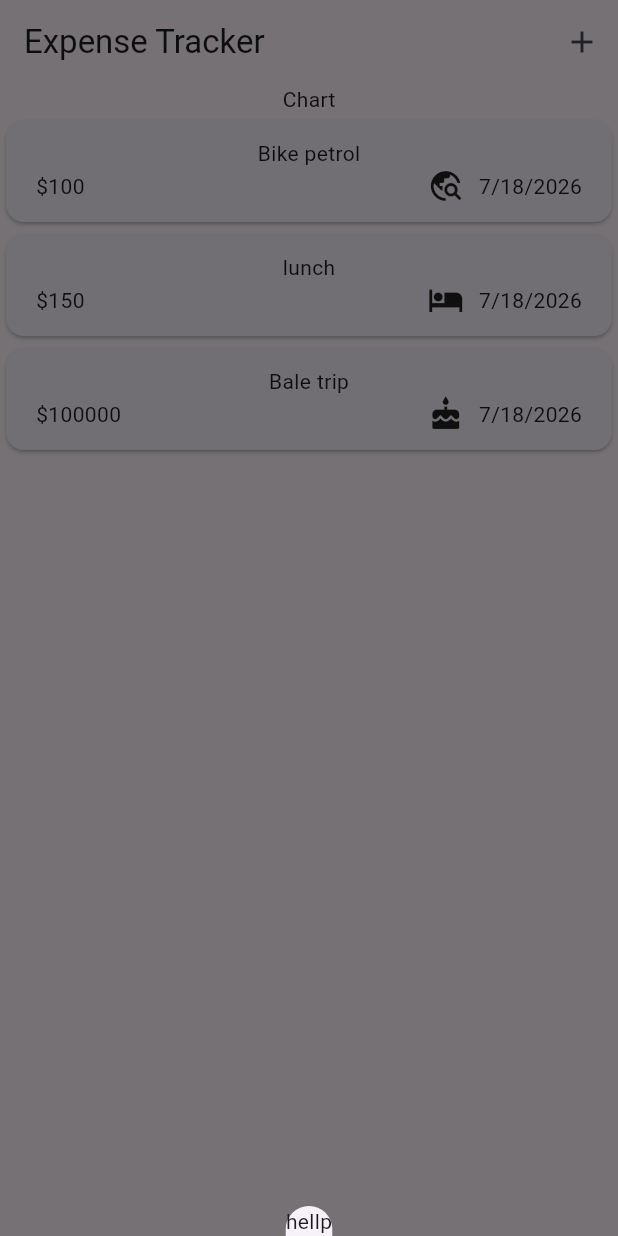
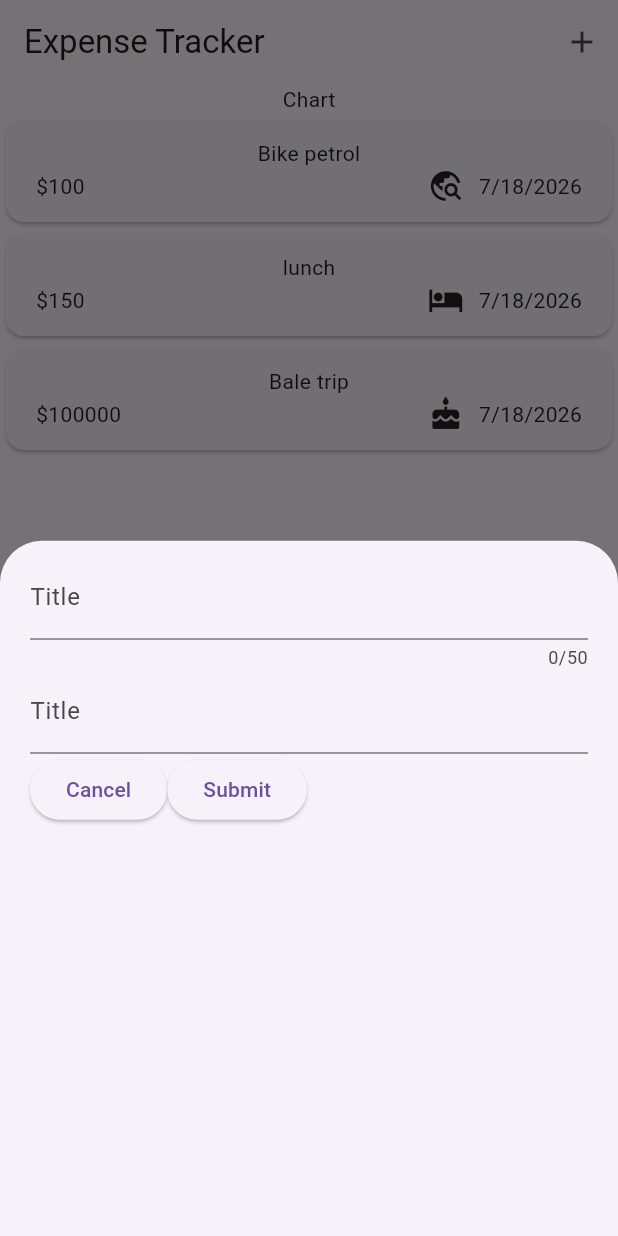
Before and after one commit to Venkatpublic/clipper, a Flutter app: the screen it shows after launch, after a tap on the "add" icon, on a phone screen of 412 x 824 dp. Run offline on Flutter 3.47's test engine with Material 3 defaults, Android fonts, the light colour scheme and no system bars; our stand-ins replace google_fonts.

Commit message:
LR: expense tracker IP

```diff
--- /dev/null
+++ b/lib/expense_tracker/add_expense.dart
@@ -0,0 +1,53 @@
+import 'package:flutter/material.dart';
+
+class AddExpense extends StatefulWidget {
+  const AddExpense({super.key});
+
+  @override
+  State<AddExpense> createState() => _AddExpenseState();
+}
+
+class _AddExpenseState extends State<AddExpense> {
+  final _titleController = TextEditingController();
+  final _amountController = TextEditingController();
+  @override
+  void dispose() {
+    _titleController.dispose();
+    _amountController.dispose();
+    super.dispose();
+  }
+
+  @override
+  Widget build(BuildContext context) {
+    return Padding(
+      padding: const EdgeInsets.only(left: 20, right: 20, top: 10, bottom: 10),
+      child: Column(
+        children: [
+          TextField(
+            controller: _titleController,
+            maxLength: 50,
+            decoration: const InputDecoration(label: Text('Title')),
+          ),
+          TextField(
+            controller: _amountController,
+            decoration: const InputDecoration(
+              label: Text('Title'),
+              prefixText: '\$',
+            ),
+          ),
+          Row(
+            children: [
+              ElevatedButton(
+                onPressed: () {
+                  Navigator.pop(context);
+                },
+                child: Text('Cancel'),
+              ),
+              ElevatedButton(onPressed: () {}, child: Text('Submit')),
+            ],
+          ),
+        ],
+      ),
+    );
+  }
+}
--- a/lib/expense_tracker/home.dart
+++ b/lib/expense_tracker/home.dart
@@ -1,3 +1,4 @@
+import 'package:clipper/expense_tracker/add_expense.dart';
 import 'package:clipper/expense_tracker/expense_list.dart';
 import 'package:clipper/expense_tracker/models/expense.dart';
 import 'package:flutter/material.dart';
@@ -16,7 +17,7 @@ class _HomeState extends State<Home> {
     Expense(amount: 100000, category: Category.leisure, title: 'Bale trip'),
   ];
   void openAddExpensePage() {
-    showModalBottomSheet(context: context, builder: (cxt) => Text('hellp'));
+    showModalBottomSheet(context: context, builder: (cxt) => AddExpense());
   }
 
   @override
```
